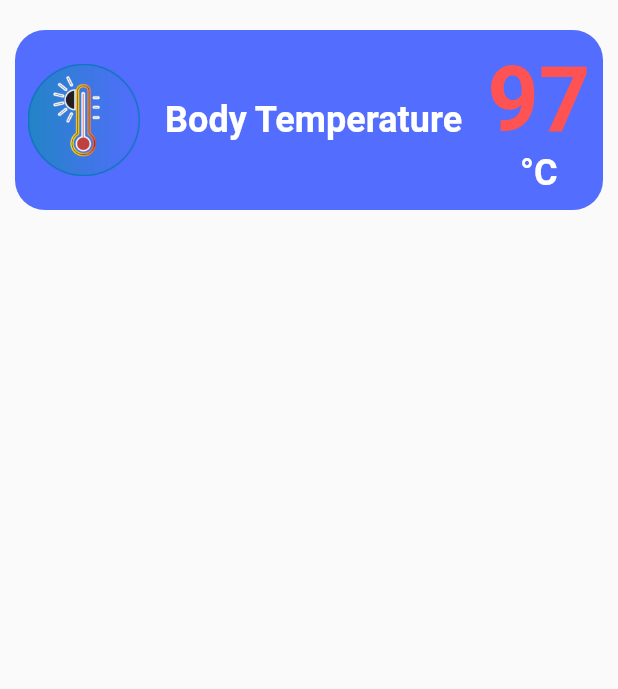
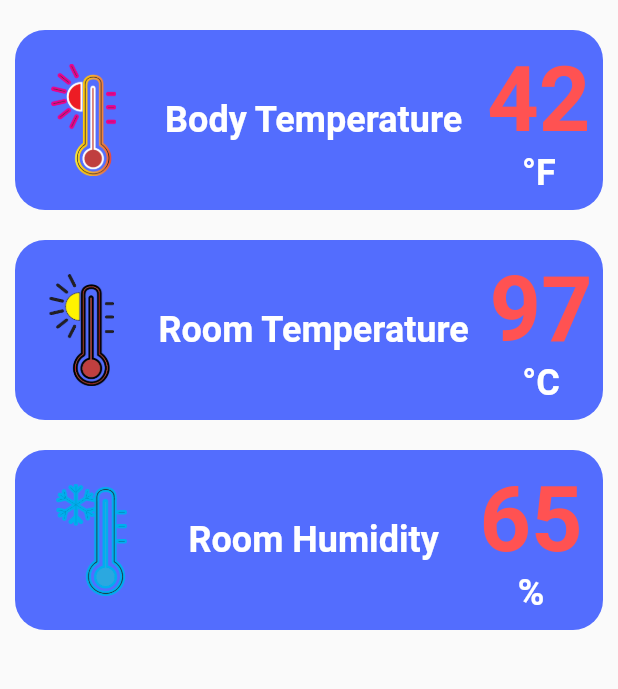
Before and after one commit to Alexander-mr-tech/Smart-Patient-Monitoring-System, a Flutter app: the HomeScreen screen opened directly, on a phone screen of 412 x 824 dp, the part 249-938 px from its top. Run offline on Flutter 3.47's test engine with Material 2 defaults, Android fonts, the light colour scheme and no system bars; our stand-ins replace firebase_core, flutter_spinkit; missing offline and left inert: contactus, d_chart; accounts and stored records are empty.

Commit message:
Merge remote-tracking branch 'origin/master'
# Conflicts:
#	lib/home_screen.dart
#	pubspec.yaml

```diff
--- a/lib/home_screen.dart
+++ b/lib/home_screen.dart
@@ -67,6 +67,50 @@ class _HomeScreenState extends State<HomeScreen> {
                       mainAxisAlignment: MainAxisAlignment.center,
                       children: [
                         Text(
+                          "42",
+                          style: TextStyle(
+                              color: Colors.redAccent,
+                              fontSize: 60.0,
+                              fontWeight: FontWeight.bold),
+                        ),
+                        Text(
+                          "°F",
+                          style: TextStyle(
+                              color: Colors.white,
+                              fontSize: 24.0,
+                              fontWeight: FontWeight.bold),
+                        ),
+                      ],
+                    ),
+                  ],
+                ),
+              )),
+          Padding(
+              padding: const EdgeInsets.all(10.0),
+              child: Container(
+                width: 400,
+                height: 120,
+                decoration: BoxDecoration(
+                  color: Colors.indigoAccent,
+                  borderRadius: BorderRadius.circular(20),
+                ),
+                child: Row(
+                  mainAxisAlignment: MainAxisAlignment.spaceAround,
+                  crossAxisAlignment: CrossAxisAlignment.center,
+                  children: [
+                    Image.asset("assets/images/room temperature.png",
+                        height: 75, width: 75),
+                    const Text(
+                      "Room Temperature",
+                      style: TextStyle(
+                          color: Colors.white,
+                          fontSize: 24,
+                          fontWeight: FontWeight.bold),
+                    ),
+                    const Column(
+                      mainAxisAlignment: MainAxisAlignment.center,
+                      children: [
+                        Text(
                           "97",
                           style: TextStyle(
                               color: Colors.redAccent,
@@ -85,42 +129,50 @@ class _HomeScreenState extends State<HomeScreen> {
                   ],
                 ),
               )),
-          // GridView.count(
-          //   crossAxisCount: 2,
-          //   children: [
-          //     Padding(
-          //       padding: const EdgeInsets.all(8.0),
-          //       child: Container(
-          //         height: 50,
-          //         width: 50,
-          //         color: Colors.greenAccent,
-          //       ),
-          //     ),
-          //     Padding(
-          //       padding: const EdgeInsets.all(8.0),
-          //       child: Container(
-          //         height: 50,
-          //         width: 50,
-          //         color: Colors.pink,
-          //       ),
-          //     ),
-          //     Padding(
-          //       padding: const EdgeInsets.all(8.0),
-          //       child: Container(
-          //         height: 50,
-          //         width: 50,
-          //         color: Colors.redAccent,
-          //       ),
-          //     ),
-          //     Padding(
-          //       padding: const EdgeInsets.all(8.0),
-          //       child: Container(
-          //         height: 50,
-          //         width: 50,
-          //         color: Colors.blueAccent,
-          //       ),
-          //     )
-          //   ],
+          Padding(
+              padding: const EdgeInsets.all(10.0),
+              child: Container(
+                width: 400,
+                height: 120,
+                decoration: BoxDecoration(
+                  color: Colors.indigoAccent,
+                  borderRadius: BorderRadius.circular(20),
+                ),
+                child: Row(
+                  mainAxisAlignment: MainAxisAlignment.spaceAround,
+                  crossAxisAlignment: CrossAxisAlignment.center,
+                  children: [
+                    Image.asset("assets/images/room humidty.png",
+                        height: 75, width: 75),
+                    const Text(
+                      "Room Humidity",
+                      style: TextStyle(
+                          color: Colors.white,
+                          fontSize: 24,
+                          fontWeight: FontWeight.bold),
+                    ),
+                    const Column(
+                      mainAxisAlignment: MainAxisAlignment.center,
+                      children: [
+                        Text(
+                          "65",
+                          style: TextStyle(
+                              color: Colors.redAccent,
+                              fontSize: 60.0,
+                              fontWeight: FontWeight.bold),
+                        ),
+                        Text(
+                          "%",
+                          style: TextStyle(
+                              color: Colors.white,
+                              fontSize: 24.0,
+                              fontWeight: FontWeight.bold),
+                        ),
+                      ],
+                    ),
+                  ],
+                ),
+              )),
         ],
       ),
     );
```
Also changed, not shown: assets/images/body temperature.png, assets/images/room humidty.png (added), assets/images/room temperature.png (added).
